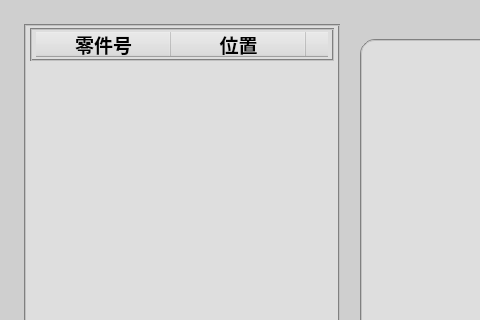
Before: the Qt Designer form HMI.ui in shuaih7/ishop_ocr, drawn with Qt 5; both pictures show x 0 to 480 and y 0 to 320 of the 1227 by 763 pixel window.
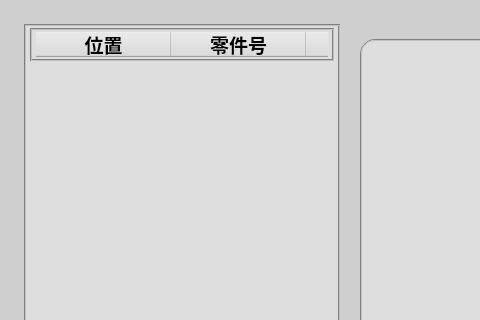
After: the same form once the commit is applied. Icons and pictures are not drawn. Custom widgets are drawn as their Qt base class.

```diff
--- a/HMI.ui
+++ b/HMI.ui
@@ -90,7 +90,7 @@
         </attribute>
         <column>
          <property name="text">
-          <string>零件号</string>
+          <string>位置</string>
          </property>
          <property name="font">
           <font>
@@ -112,7 +112,7 @@
         </column>
         <column>
          <property name="text">
-          <string>位置</string>
+          <string>零件号</string>
          </property>
          <property name="font">
           <font>
```
